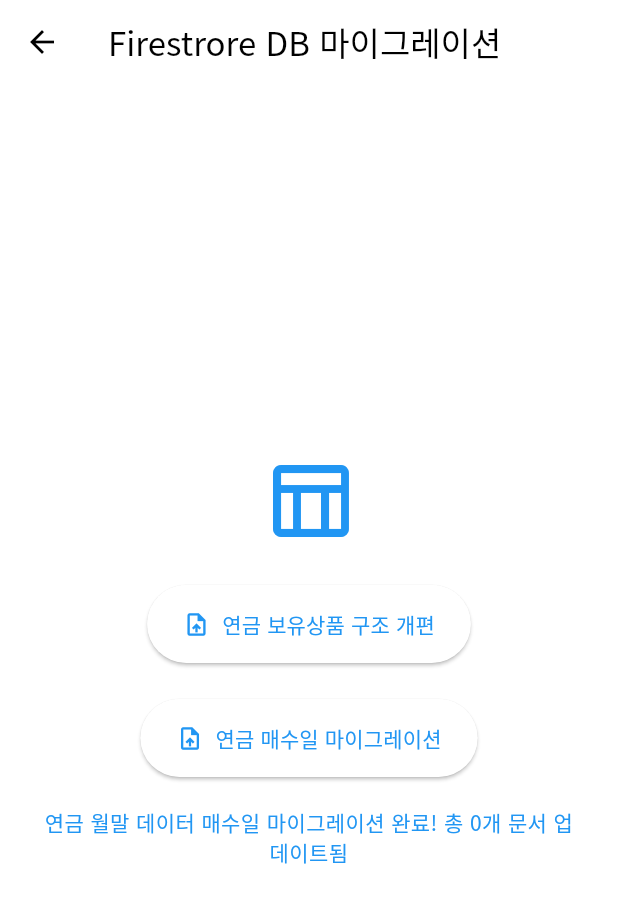
After one commit to jo-dev-pro/finance_manager, a Flutter app: the FirestoreDBMigrateScreen screen opened directly, after a tap on "연금 보유상품 구조 개편", after a tap on "연금 매수일 마이그레이션", on a phone screen of 412 x 824 dp. The commit adds this screen. Shown: the top 903 px of the screen. Run offline on Flutter 3.47's test engine with Material 3 defaults, Android fonts, the phone set to English and light mode, and no system bars; our stand-ins replace cloud_firestore, file_picker, firebase_core, firebase_storage, fl_chart, flutter_riverpod and 5 more; missing offline and left inert: spreadsheet_decoder; accounts and stored records are empty; generated files the repository leaves out were written again.

Commit message:
261030 O firestore migration 추가

```diff
--- /dev/null
+++ b/lib/core/migrate/firestore_db_migrate.dart
@@ -0,0 +1,258 @@
+import 'dart:io';
+import 'package:cloud_firestore/cloud_firestore.dart';
+import 'package:file_picker/file_picker.dart';
+import 'package:flutter/foundation.dart';
+import 'package:flutter/material.dart';
+import 'package:flutter_riverpod/flutter_riverpod.dart';
+import 'package:spreadsheet_decoder/spreadsheet_decoder.dart';
+
+import '../../models/monthly_data/monthly_bank_balance.dart';
+import '../../providers/dashboard/dashboard_provider.dart';
+import '../../providers/monthly_data/monthly_bank_balance_provider.dart';
+
+class FirestoreDBMigrateScreen extends ConsumerStatefulWidget {
+  const FirestoreDBMigrateScreen({super.key});
+
+  @override
+  ConsumerState<FirestoreDBMigrateScreen> createState() =>
+      _FirestoreDBMigrateScreenState();
+}
+
+class _FirestoreDBMigrateScreenState
+    extends ConsumerState<FirestoreDBMigrateScreen> {
+  bool _isLoading = false;
+  String? _statusText;
+
+  Future<void> _migratePensionHoldingProductsToMasterSchema() async {
+    final firestore = FirebaseFirestore.instance;
+
+    try {
+      setState(() {
+        _isLoading = true;
+        _statusText = '마이그레이션 진행 중...';
+      });
+
+      // 1. 기존 pension_holding_products 컬렉션의 모든 문서 가져오기
+      final snapshot =
+          await firestore.collection('pension_holding_products').get();
+
+      WriteBatch batch = firestore.batch();
+      int count = 0;
+
+      for (var doc in snapshot.docs) {
+        final data = doc.data();
+
+        // 기존 is_terminated 값을 가져와서 반대로 뒤집어 isActive 결정 (기본값 true)
+        bool isTerminated = data['is_terminated'] ?? false;
+        bool isActive = !isTerminated;
+
+        // 기존 purchase_date 가져오기
+        String? purchaseDate =
+            data['purchase_date'] ?? data['initial_purchase_date'];
+
+        // 새로운 마스터 모델 구조에 맞는 데이터 맵 구성
+        // (principal, total_payout 등 누적 데이터는 월말 잔액 모델로 이관되었으므로 마스터에서는 제외)
+        final Map<String, dynamic> updatedData = {
+          'account_id': data['account_id'],
+          'product_id': data['product_id'],
+          'is_active': isActive,
+          'initial_purchase_date': purchaseDate,
+        };
+
+        // 기존 문서 업데이트 (불필요한 필드 정리를 위해 set with merge 대신 update 또는 set 사용 가능)
+        // 기존 문서의 필드를 완전히 교체하려면 set을 사용할 수 있습니다.
+        batch.set(doc.reference, updatedData);
+        count++;
+
+        // 파이어베이스 Batch 제한(500개) 대응
+        if (count % 400 == 0) {
+          await batch.commit();
+          batch = firestore.batch();
+        }
+      }
+
+      if (count > 0) {
+        await batch.commit();
+      }
+
+      if (mounted) {
+        setState(() {
+          _isLoading = false;
+          _statusText =
+              '연금 마스터(holding_products) 구조 개편 마이그레이션 완료! 총 $count개 문서 변환됨';
+        });
+      }
+    } catch (e) {
+      if (mounted) {
+        setState(() {
+          _isLoading = false;
+          _statusText = '오류 발생: $e';
+        });
+      }
+    }
+  }
+
+  Future<void> _migratePensionPurchaseDates(WidgetRef ref) async {
+    final firestore = FirebaseFirestore.instance;
+
+    try {
+      setState(() {
+        _isLoading = true;
+        _statusText = '마이그레이션 진행 중...';
+      });
+
+      // 1. 연금 마스터(보유 상품) 목록 가져오기 (각 상품의 initialPurchaseDate가 들어있음)
+      final productSnapshot =
+          await firestore.collection('pension_holding_products').get();
+
+      // '계좌ID_상품ID' 또는 '상품ID'를 키로 매수일 맵 생성
+      // (구조에 따라 키 조합은 조정이 필요할 수 있습니다. 보통 accountId + productId 조합)
+      final Map<String, String> masterDateMap = {};
+      for (var doc in productSnapshot.docs) {
+        final data = doc.data();
+        final accountId = data['account_id'] ?? '';
+        final productId =
+            data['stock_item_id'] ?? data['product_id'] ?? ''; // 구조에 맞게 수정
+        final purchaseDate = data['initial_purchase_date'];
+
+        if (purchaseDate != null && purchaseDate.toString().isNotEmpty) {
+          masterDateMap['${accountId}_$productId'] = purchaseDate;
+          // 혹은 상품ID 단독으로 관리되는 경우를 대비해 productId만으로도 맵핑 가능
+          masterDateMap[productId] = purchaseDate;
+        }
+      }
+
+      // 2. 월말 연금 데이터 전체 가져오기
+      final balanceSnapshot =
+          await firestore.collection('monthly_pension_balance').get();
+
+      WriteBatch batch = firestore.batch();
+      int updateCount = 0;
+
+      for (var doc in balanceSnapshot.docs) {
+        final data = doc.data();
+        final currentPurchaseDate = data['purchase_date'];
+
+        // purchase_date가 비어있는 경우에만 마스터에서 찾아 채움
+        if (currentPurchaseDate == null ||
+            currentPurchaseDate.toString().isEmpty) {
+          final accountId = data['account_id'] ?? '';
+          final productId = data['product_id'] ?? '';
+
+          // 매칭되는 최초 매수일 찾기 (계좌ID_상품ID 우선, 없으면 상품ID 단독 검색)
+          final matchedDate =
+              masterDateMap['${accountId}_$productId'] ??
+              masterDateMap[productId];
+
+          if (matchedDate != null) {
+            batch.update(doc.reference, {'purchase_date': matchedDate});
+            updateCount++;
+          }
+        }
+
+        // Firestore Batch는 한 번에 최대 500개까지만 처리 가능하므로 분기 처리
+        if (updateCount > 0 && updateCount % 400 == 0) {
+          await batch.commit();
+          batch = firestore.batch();
+        }
+      }
+
+      if (updateCount > 0) {
+        await batch.commit();
+      }
+
+      if (mounted) {
+        setState(() {
+          _isLoading = false;
+          _statusText = '연금 월말 데이터 매수일 마이그레이션 완료! 총 $updateCount개 문서 업데이트됨';
+        });
+      }
+    } catch (e) {
+      if (mounted) {
+        setState(() {
+          _isLoading = false;
+          _statusText = '오류 발생: $e';
+        });
+      }
+    }
+  }
+
+  @override
+  Widget build(BuildContext context) {
+    return Scaffold(
+      appBar: AppBar(title: const Text('Firestrore DB 마이그레이션')),
+      body: Center(
+        child: Padding(
+          padding: const EdgeInsets.all(24.0),
+          child: Column(
+            mainAxisAlignment: MainAxisAlignment.center,
+            children: [
+              const Icon(
+                Icons.table_chart_outlined,
+                size: 64,
+                color: Colors.blue,
+              ),
+              const SizedBox(height: 24),
+
+              ElevatedButton.icon(
+                onPressed: _isLoading ? null : _migratePensionHoldingProductsToMasterSchema,
+                icon:
+                    _isLoading
+                        ? const SizedBox(
+                          width: 20,
+                          height: 20,
+                          child: CircularProgressIndicator(strokeWidth: 2),
+                        )
+                        : const Icon(Icons.upload_file),
+                label: Text(_isLoading ? '처리 중...' : '연금 보유상품 구조 개편'),
+                style: ElevatedButton.styleFrom(
+                  padding: const EdgeInsets.symmetric(
+                    horizontal: 24,
+                    vertical: 16,
+                  ),
+                ),
+              ),
+
+              const SizedBox(height: 24),
+
+              ElevatedButton.icon(
+                onPressed: _isLoading ? null : () => _migratePensionPurchaseDates(ref),
+                icon:
+                    _isLoading
+                        ? const SizedBox(
+                          width: 20,
+                          height: 20,
+                          child: CircularProgressIndicator(strokeWidth: 2),
+                        )
+                        : const Icon(Icons.upload_file),
+                label: Text(_isLoading ? '처리 중...' : '연금 매수일 마이그레이션'),
+                style: ElevatedButton.styleFrom(
+                  padding: const EdgeInsets.symmetric(
+                    horizontal: 24,
+                    vertical: 16,
+                  ),
+                ),
+              ),
+
+              if (_statusText != null) ...[
+                const SizedBox(height: 20),
+                Text(
+                  _statusText!,
+                  style: TextStyle(
+                    fontSize: 14,
+                    fontWeight: FontWeight.w500,
+                    color:
+                        _statusText!.startsWith('오류')
+                            ? Colors.red
+                            : Colors.blue,
+                  ),
+                  textAlign: TextAlign.center,
+                ),
+              ],
+            ],
+          ),
+        ),
+      ),
+    );
+  }
+}
--- a/lib/presentation/screens/all_menu_screen.dart
+++ b/lib/presentation/screens/all_menu_screen.dart
@@ -4,6 +4,7 @@ import 'package:go_router/go_router.dart';
 
 import '../../core/raw_upload/bank_monthly_upload.dart';
 import '../../core/raw_upload/pension_monthly_upload.dart';
+import '../../core/migrate/firestore_db_migrate.dart';
 import '../../core/router/app_router_path.dart';
 
 class AllMenuScreen extends StatelessWidget {
@@ -33,35 +34,50 @@ class AllMenuScreen extends StatelessWidget {
             ),
 
             ListTile(
-              leading: const Icon(Icons.monetization_on_outlined, color: Colors.indigo),
+              leading: const Icon(
+                Icons.monetization_on_outlined,
+                color: Colors.indigo,
+              ),
               title: const Text('투자금 관리'),
               trailing: const Icon(Icons.chevron_right),
               onTap: () => context.push(AppRoutePath.investment),
             ),
 
             ListTile(
-              leading: const Icon(Icons.account_balance_outlined, color: Colors.indigo),
+              leading: const Icon(
+                Icons.account_balance_outlined,
+                color: Colors.indigo,
+              ),
               title: const Text('계좌 관리'),
               trailing: const Icon(Icons.chevron_right),
               onTap: () => context.push(AppRoutePath.account),
             ),
 
             ListTile(
-              leading: const Icon(Icons.account_balance_outlined, color: Colors.indigo),
+              leading: const Icon(
+                Icons.account_balance_outlined,
+                color: Colors.indigo,
+              ),
               title: const Text('계좌명 관리'),
               trailing: const Icon(Icons.chevron_right),
               onTap: () => context.push(AppRoutePath.accountName),
             ),
 
             ListTile(
-              leading: const Icon(Icons.show_chart_outlined, color: Colors.indigo),
+              leading: const Icon(
+                Icons.show_chart_outlined,
+                color: Colors.indigo,
+              ),
               title: const Text('주식 종목명 관리'),
               trailing: const Icon(Icons.chevron_right),
               onTap: () => context.push(AppRoutePath.stockItem),
             ),
 
             ListTile(
-              leading: const Icon(Icons.show_chart_outlined, color: Colors.indigo),
+              leading: const Icon(
+                Icons.show_chart_outlined,
+                color: Colors.indigo,
+              ),
               title: const Text('주식 보유종목 관리'),
               trailing: const Icon(Icons.chevron_right),
               onTap: () => context.push(AppRoutePath.stockHoldingItem),
@@ -115,6 +131,19 @@ class AllMenuScreen extends StatelessWidget {
                     ),
                   ),
             ),
+
+            ListTile(
+              leading: const Icon(Icons.savings_outlined, color: Colors.indigo),
+              title: const Text('Firestore DB 마이그레이션'),
+              trailing: const Icon(Icons.chevron_right),
+              onTap:
+                  () => Navigator.push(
+                    context,
+                    MaterialPageRoute(
+                      builder: (context) => const FirestoreDBMigrateScreen(),
+                    ),
+                  ),
+            ),
           ],
         ),
       ),
```
